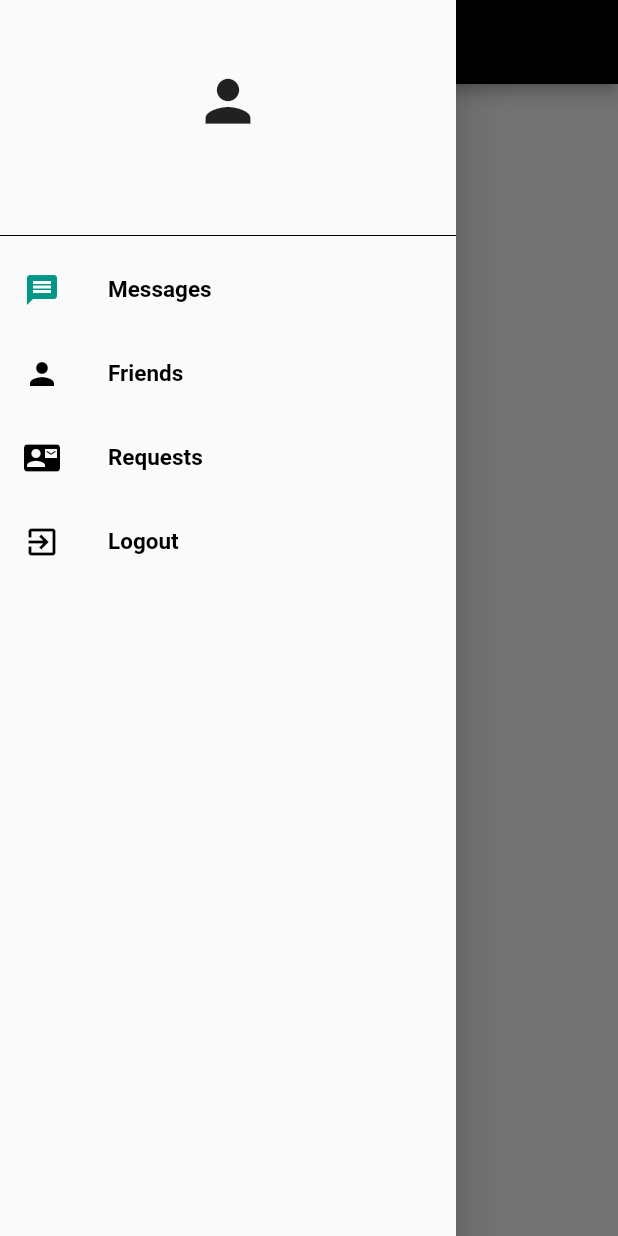
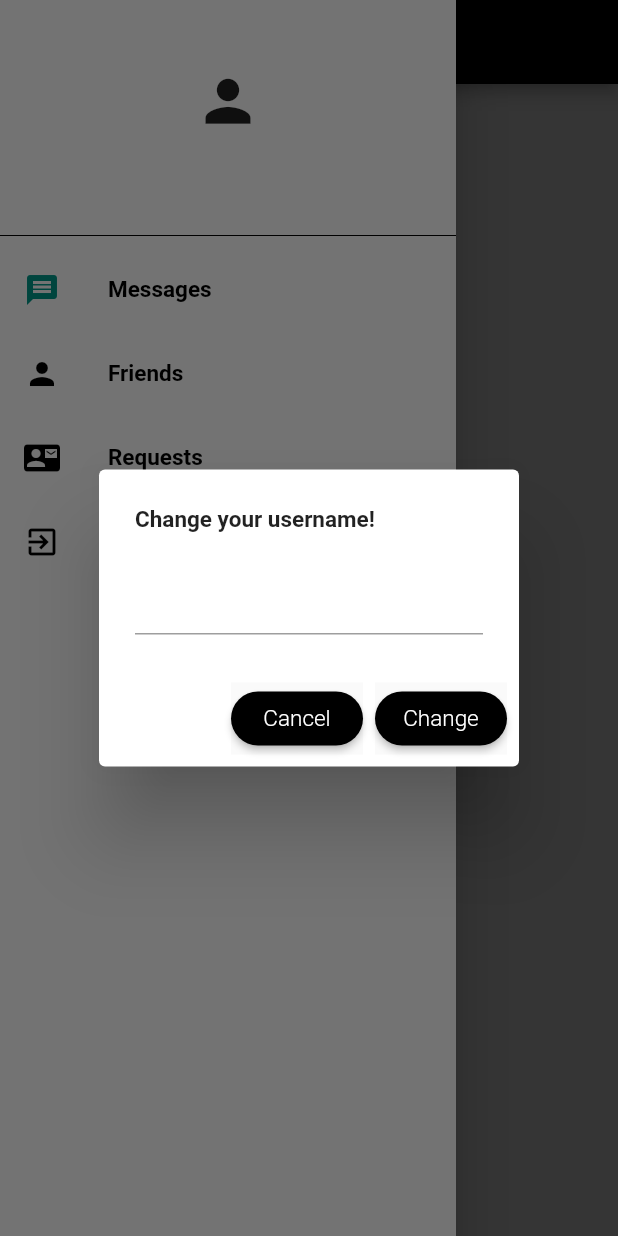
Before and after one commit to SlyteBot/Flutter_Chat_App, a Flutter app: the HomePage screen opened directly with empty values, in the side drawer, after a tap on the "person" icon, on a phone screen of 412 x 824 dp. Run offline on Flutter 3.47's test engine with Material 2 defaults, Android fonts, the phone set to English and light mode, and no system bars; our stand-ins replace cloud_firestore, firebase_auth, firebase_core; accounts and stored records are empty.

Commit message:
User can now delete their account

```diff
--- a/lib/providers/user_provider.dart
+++ b/lib/providers/user_provider.dart
@@ -59,6 +59,17 @@ class UserProvider with ChangeNotifier {
     return await databaseService.getUsername(uid);
   }
 
+  Future<bool> changeUsername(String userName) async {
+    DatabaseService databaseService = DatabaseService();
+    var result = await databaseService.changeUsername(getUID(), userName);
+    if (result) {
+      _userData!.userName = userName;
+      notifyListeners();
+    }
+    return result;
+  }
+
+  deleteAccount() {}
   String getUsername() {
     return _userData!.userName;
   }
--- a/lib/services/auth_service.dart
+++ b/lib/services/auth_service.dart
@@ -56,4 +56,10 @@ class AuthService {
   Future signOutUser() async {
     await firebaseAuth.signOut();
   }
+
+  deleteAccount() async {
+    DatabaseService databaseService = DatabaseService();
+    databaseService.deleteUser(firebaseAuth.currentUser!.uid);
+    firebaseAuth.currentUser!.delete();
+  }
 }
--- a/lib/widgets/drawer_for_loggedin.dart
+++ b/lib/widgets/drawer_for_loggedin.dart
@@ -9,9 +9,114 @@ import '../pages/requests_page.dart';
 import '../providers/user_provider.dart';
 import '../services/auth_service.dart';
 
+void changeUsernameDialog(BuildContext context) {
+  String userName = "";
+  showDialog(
+      context: context,
+      builder: (context) {
+        return GestureDetector(
+          onTap: () {
+            FocusScope.of(context).unfocus();
+          },
+          child: AlertDialog(
+            title: const Text(
+              "Change your username!",
+              style: TextStyle(fontSize: 15, fontWeight: FontWeight.w600),
+            ),
+            content: Column(
+              mainAxisSize: MainAxisSize.min,
+              children: [
+                TextField(
+                  onChanged: (value) {
+                    userName = value;
+                  },
+                ),
+              ],
+            ),
+            actions: [
+              Material(
+                child: MaterialButton(
+                  onPressed: () {
+                    Navigator.of(context).pop();
+                  },
+                  shape: RoundedRectangleBorder(
+                      borderRadius: BorderRadius.circular(22)),
+                  color: Theme.of(context).primaryColor,
+                  child: const Text(
+                    "Cancel",
+                    style: TextStyle(
+                      color: Colors.white,
+                      fontWeight: FontWeight.w300,
+                      fontSize: 15,
+                    ),
+                  ),
+                ),
+              ),
+              Material(
+                child: MaterialButton(
+                  color: Theme.of(context).primaryColor,
+                  onPressed: () async {
+                    Navigator.of(context).pop();
+                    context.read<UserProvider>().changeUsername(userName);
+                  },
+                  shape: RoundedRectangleBorder(
+                      borderRadius: BorderRadius.circular(22)),
+                  child: const Text(
+                    "Change",
+                    style: TextStyle(
+                      color: Colors.white,
+                      fontWeight: FontWeight.w300,
+                      fontSize: 15,
+                    ),
+                  ),
+                ),
+              ),
+            ],
+          ),
+        );
+      });
+}
+
+void deleteAccountDialog(context) {
+  showDialog(
+      barrierDismissible: true,
+      context: context,
+      builder: (context) {
+        return AlertDialog(
+          title: const Text(
+            "Account Deletion",
+            style: TextStyle(fontSize: 25, fontWeight: FontWeight.w500),
+          ),
+          content: const Text("Are you sure you want to delete your account?"),
+          actions: [
+            IconButton(
+                onPressed: () {
+                  Navigator.of(context).pop();
+                },
+                icon: const Icon(
+                  Icons.cancel,
+                  color: Colors.red,
+                )),
+            IconButton(
+                onPressed: () {
+                  context.read<UserProvider>().deleteAccount();
+                  Navigator.of(context).pushAndRemoveUntil(
+                      MaterialPageRoute(
+                          builder: (context) => const LoginPage()),
+                      (route) => false);
+                },
+                icon: const Icon(
+                  Icons.done,
+                  color: Colors.green,
+                )),
+          ],
+        );
+      });
+}
+
 getDrawer(int index, context) {
   final pagesIndex = [0, 1, 2];
-  String userName = Provider.of<UserProvider>(context).getUsername();
+
   String uid = Provider.of<UserProvider>(context).getUID();
   return Drawer(
     child: SafeArea(
@@ -23,9 +128,11 @@ getDrawer(int index, context) {
           ),
           GestureDetector(
             onTap: () {
-              print("User pressed");
+              changeUsernameDialog(context);
             },
-            onLongPress: () {},
+            onLongPress: () {
+              deleteAccountDialog(context);
+            },
             child: Column(
               children: [
                 const Icon(
@@ -35,12 +142,16 @@ getDrawer(int index, context) {
                 const SizedBox(
                   height: 15,
                 ),
-                Text(
-                  userName,
-                  textAlign: TextAlign.center,
-                  style: const TextStyle(
-                    fontSize: 25,
-                  ),
+                Consumer<UserProvider>(
+                  builder: (context, value, child) {
+                    return Text(
+                      value.getUsername(),
+                      textAlign: TextAlign.center,
+                      style: const TextStyle(
+                        fontSize: 25,
+                      ),
+                    );
+                  },
                 ),
               ],
             ),
```
Also changed, not shown: lib/services/database_service.dart (+76 -1 lines).
